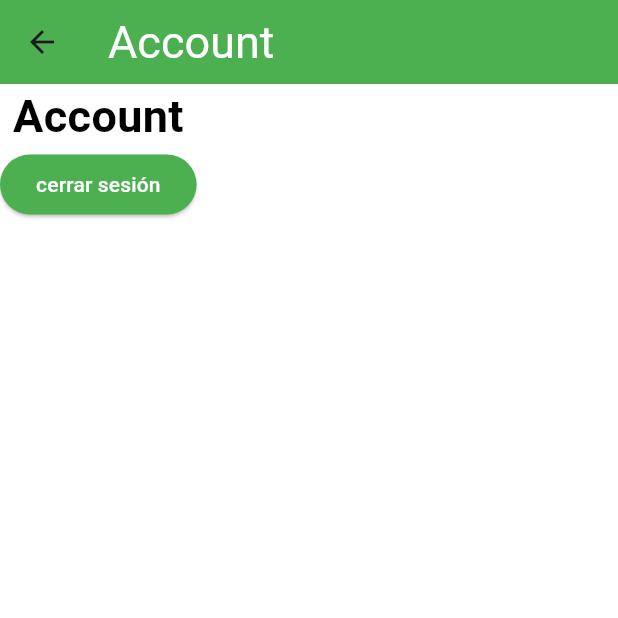
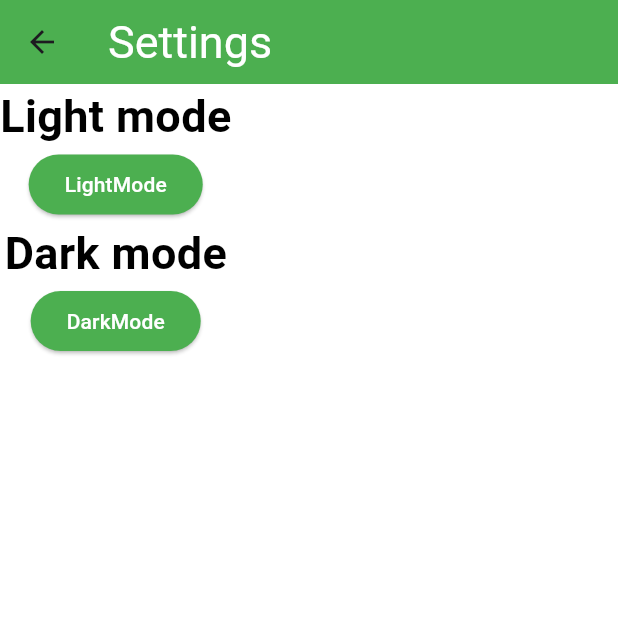
Before and after one commit to Mau-Rdz/flutter-rick-and-morty, a Flutter app: the HomeScreen screen opened directly, after a tap on "Settings", on a phone screen of 412 x 824 dp, the top half of it. Run offline on Flutter 3.47's test engine with Material 3 defaults, Android fonts, the phone set to English and light mode, and no system bars; our stand-ins replace shared_preferences; accounts and stored records are empty.

Commit message:
changed account page to settings

```diff
--- a/lib/router/app_router.dart
+++ b/lib/router/app_router.dart
@@ -3,6 +3,7 @@ import 'package:practica/widgets/navigation_bar.dart';
 import 'package:practica/widgets/screens/account.dart';
 import 'package:practica/models/menu_options.dart';
 import 'package:practica/widgets/screens/login.dart';
+import 'package:practica/widgets/screens/settings.dart';
 
 class AppRoutes {
   static const initialRoute = "login";
@@ -12,7 +13,7 @@ class AppRoutes {
         route: "settings",
         icon: Icons.settings,
         name: "Settings",
-        screen: const AccountScreen()),
+        screen: const SettingsScreen()),
     MenuOption(
         route: "account",
         icon: Icons.alternate_email,
@@ -33,6 +34,7 @@ class AppRoutes {
   static Map<String, Widget Function(BuildContext)> routes = {
     '/home': (BuildContext context) => const ModeloAppBottomBarApp(),
     '/account': (BuildContext context) => const AccountScreen(),
+    '/settings': (BuildContext context) => const SettingsScreen(),
     '/login': (BuildContext context) => LoginCustom(),
   };
 
--- a/lib/widgets/screens/account.dart
+++ b/lib/widgets/screens/account.dart
@@ -9,6 +9,7 @@ class AccountScreen extends StatelessWidget {
 
     void logoutFunction() {
       deleteData("token");
+      Navigator.pop(context);
       Navigator.pop(context);
     }
     return Scaffold(
--- a/lib/widgets/screens/settings.dart
+++ b/lib/widgets/screens/settings.dart
@@ -1,8 +1,8 @@
 import 'package:flutter/material.dart';
 import 'package:practica/widgets/local_storage/local_storage.dart';
 
-class AccountScreen extends StatelessWidget {
-  const AccountScreen({super.key});
+class SettingsScreen extends StatelessWidget {
+  const SettingsScreen({super.key});
 
   @override
   Widget build(BuildContext context) {
@@ -10,10 +10,11 @@ class AccountScreen extends StatelessWidget {
     void logoutFunction() {
       deleteData("token");
       Navigator.pop(context);
+      Navigator.pop(context);
     }
     return Scaffold(
       appBar: AppBar(
-        title: const Text('Account', textDirection: TextDirection.ltr),
+        title: const Text('Settings', textDirection: TextDirection.ltr),
         backgroundColor: Theme.of(context).primaryColor,
         titleTextStyle: TextStyle(
           color: Theme.of(context).textTheme.bodyLarge!.color,
@@ -22,8 +23,10 @@ class AccountScreen extends StatelessWidget {
       ),
       body: Column(
         children: [
-          const Text("Account", style: TextStyle(fontSize: 30, fontWeight: FontWeight.bold),),
-          LogoutButton(logoutFunction: logoutFunction,)
+          const Text("Light mode", style: TextStyle(fontSize: 30, fontWeight: FontWeight.bold),),
+          LogoutButton(logoutFunction: logoutFunction,),
+          const Text("Dark mode", style: TextStyle(fontSize: 30, fontWeight: FontWeight.bold),),
+          LogoutButton2(logoutFunction: logoutFunction,)
         ],
       ),
     );
@@ -47,7 +50,28 @@ class LogoutButton extends StatelessWidget {
       foregroundColor: MaterialStateProperty.all<Color>(Theme.of(context).scaffoldBackgroundColor),
 
     ),
-    child: const Text('cerrar sesión'),
+    child: const Text('LightMode'),
   );
   }
 }
+class LogoutButton2 extends StatelessWidget {
+
+  final Function? logoutFunction;
+
+  const LogoutButton2({super.key, this.logoutFunction});
+
+  @override
+  Widget build(BuildContext context) {
+    return ElevatedButton(
+    onPressed: () {
+      logoutFunction!();
+    },
+    style: ButtonStyle(
+      backgroundColor: MaterialStateProperty.all<Color>(Theme.of(context).primaryColor),
+      foregroundColor: MaterialStateProperty.all<Color>(Theme.of(context).scaffoldBackgroundColor),
+
+    ),
+    child: const Text('DarkMode'),
+  );
+  }
+}
```
